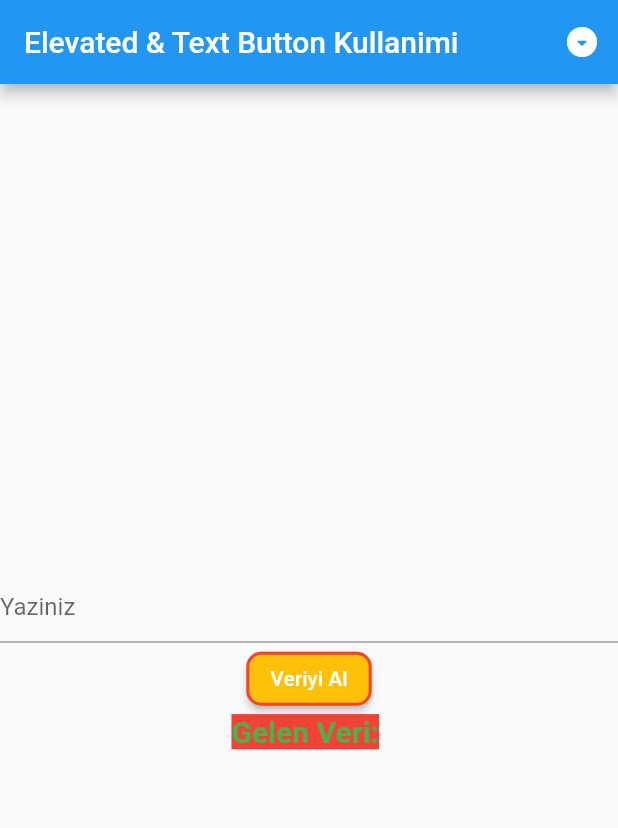
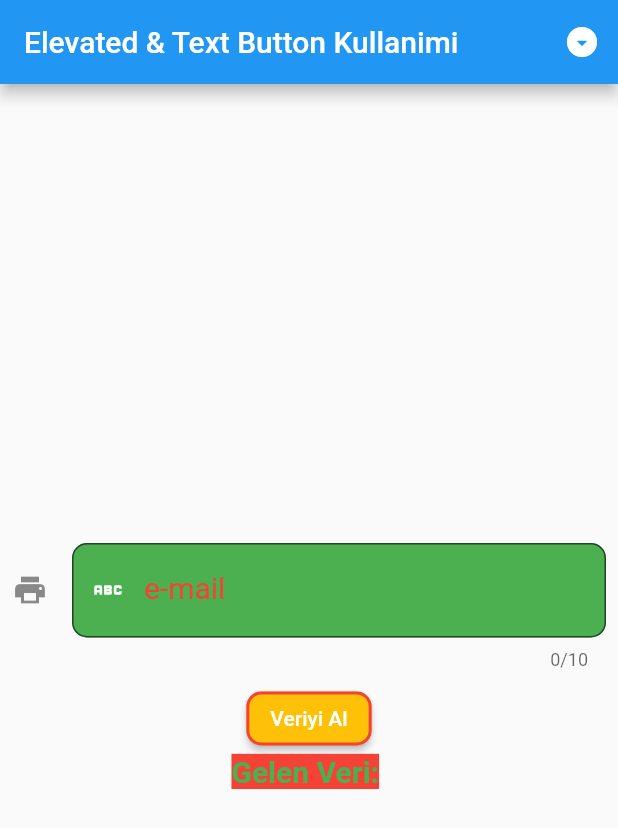
Before and after one commit to tahaturan/flutter_basis_widget, a Flutter app: the screen it shows after launch, on a phone screen of 412 x 824 dp. Shown: the top 828 px of the screen. Run offline on Flutter 3.47's test engine with Material 2 defaults, Android fonts, the light colour scheme and no system bars.

Commit message:
TextField ozellestirme

```diff
--- a/lib/view/text_button_textfield.dart
+++ b/lib/view/text_button_textfield.dart
@@ -18,11 +18,43 @@ class _TextButtonTextFieldState extends State<TextButtonTextField> {
       child: Column(
         mainAxisAlignment: MainAxisAlignment.center,
         children: [
-          TextField(
-            controller: textfieldController,
-            //todo: olustudumuz degiskeni burada tanimliyoruz bu sekilde verileri alabilicez
-            decoration: const InputDecoration(
-              hintText: "Yaziniz",
+          Padding(
+            padding: const EdgeInsets.all(8.0),
+            child: TextField(
+              controller: textfieldController,
+              //todo: olustudumuz degiskeni burada tanimliyoruz bu sekilde verileri alabilicez
+              decoration: const InputDecoration(
+                hintText: "Yaziniz",
+                hintStyle: TextStyle(
+                  //todo: input icindeki yaziyi ozellestirdik
+                  color: Colors.blueAccent,
+                  fontSize: 20,
+                ),
+                labelText: "e-mail",
+                labelStyle: TextStyle(color: Colors.red, fontSize: 20),
+                filled: true,
+                //todo:arka plan rengini degistircegimiz icin true yaptik
+                fillColor: Colors.green,
+                //todo: arka plan rengini degistirdik
+                border: OutlineInputBorder(
+                    //todo:cerceve ekledik
+                    borderRadius: BorderRadius.all(Radius.circular(10))),
+                icon: Icon(Icons.print), //todo: dis yan tarafina icon ekledik
+                prefixIcon: Icon(
+                  //todo: icine bir icon ekledik
+                  Icons.abc,
+                  color: Colors.white,
+                ),
+              ),
+              obscureText: true,
+              //todo: sifre girer gibi karakterleri gizler
+              keyboardType: TextInputType.datetime,
+              //todo: klavyenin acilis turunu belirtiriz
+              textAlign: TextAlign.center,
+              //todo: icindeki yaziyi hizalariz
+              maxLength: 10,
+              //todo: icerisine girilcek karakter sayisini belirleriz
+              style: const TextStyle(color: Colors.white),
             ),
           ),
           ElevatedButton(
```
